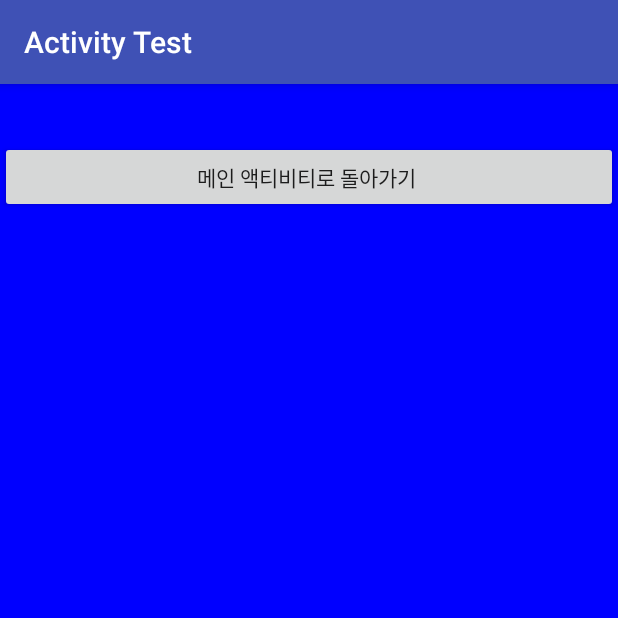
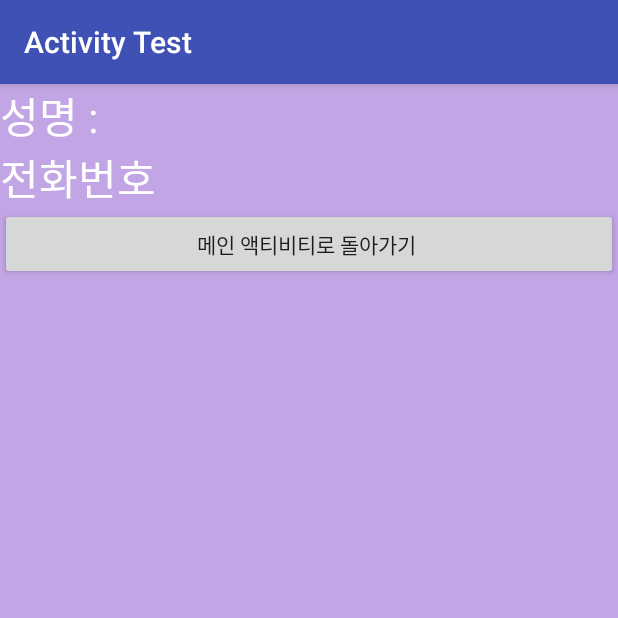
Before and after one commit to kimyejintobi/Activity, an Android app: the screen it shows after launch (SecondActivity), after a tap on "새로운 액티비티 시작 열기", on a phone screen of 412 x 824 dp, the top half of it. Run offline under Robolectric (Android 15) with nearby library versions, the phone set to English and light mode, and no system bars.

Commit message:
#5 last Activity

```diff
--- a/app/src/main/java/kr/hs/emirim/petto99/activitytest/MainActivity.java
+++ b/app/src/main/java/kr/hs/emirim/petto99/activitytest/MainActivity.java
@@ -5,21 +5,28 @@ import android.support.v7.app.AppCompatActivity;
 import android.os.Bundle;
 import android.view.View;
 import android.widget.Button;
+import android.widget.EditText;
 
 public class MainActivity extends AppCompatActivity {
-
+    EditText editName, editTel;
     @Override
     protected void onCreate(Bundle savedInstanceState) {
         super.onCreate(savedInstanceState);
         setContentView(R.layout.activity_main);
         Button butMain=(Button)findViewById(R.id.but_main);
         butMain.setOnClickListener(butMainHandler);
+        editName=(EditText)findViewById(R.id.but_name);
+        editTel=(EditText)findViewById(R.id.but_tel);
     }
 
     View.OnClickListener butMainHandler=new View.OnClickListener(){
         @Override
             public void onClick(View view){
                 Intent intent=new Intent(MainActivity.this, SecondActivity.class);
+                String name=editName.getText().toString();
+                String tel=editTel.getText().toString();
+                intent.putExtra("name",name);
+                intent.putExtra("tel",tel);
                 startActivity(intent);
         }
     };
--- a/app/src/main/java/kr/hs/emirim/petto99/activitytest/SecondActivity.java
+++ b/app/src/main/java/kr/hs/emirim/petto99/activitytest/SecondActivity.java
@@ -1,18 +1,25 @@
 package kr.hs.emirim.petto99.activitytest;
 
+import android.content.Intent;
 import android.support.v7.app.AppCompatActivity;
 import android.os.Bundle;
 import android.view.View;
 import android.widget.Button;
+import android.widget.TextView;
 
 public class SecondActivity extends AppCompatActivity {
-
+    String name,tel;
     @Override
     protected void onCreate(Bundle savedInstanceState) {
         super.onCreate(savedInstanceState);
         setContentView(R.layout.activity_second);
         Button butBack=(Button)findViewById(R.id.but_second);
         butBack.setOnClickListener(butBackHandler);
+        Intent intent=getIntent();
+        name=intent.getStringExtra("name");
+        tel=intent.getStringExtra("tel");
+        TextView textResult=(TextView)findViewById(R.id.text_result);
+        textResult.setText("성명 : "+name+"\n"+"전화번호"+tel);
     }
 
     View.OnClickListener butBackHandler=new View.OnClickListener(){
--- a/app/src/main/res/layout/activity_second.xml
+++ b/app/src/main/res/layout/activity_second.xml
@@ -5,7 +5,7 @@
     android:layout_width="match_parent"
     android:layout_height="match_parent"
     android:orientation="vertical"
-    android:background="#0000ff"
+    android:background="#c1a5e4"
     tools:context="kr.hs.emirim.petto99.activitytest.MainActivity">
 
     <TextView
```
